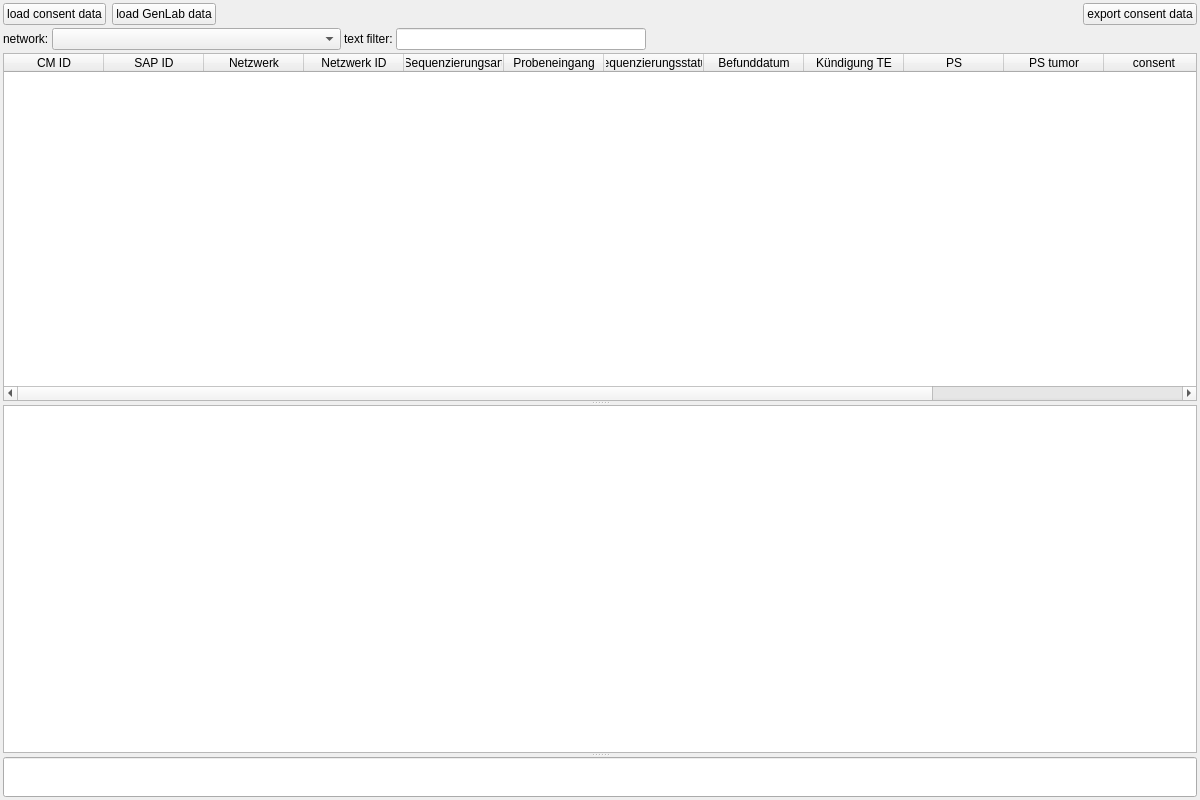
Qt form src/MVHub/MVHub.ui (imgag/ngs-bits) before a commit.
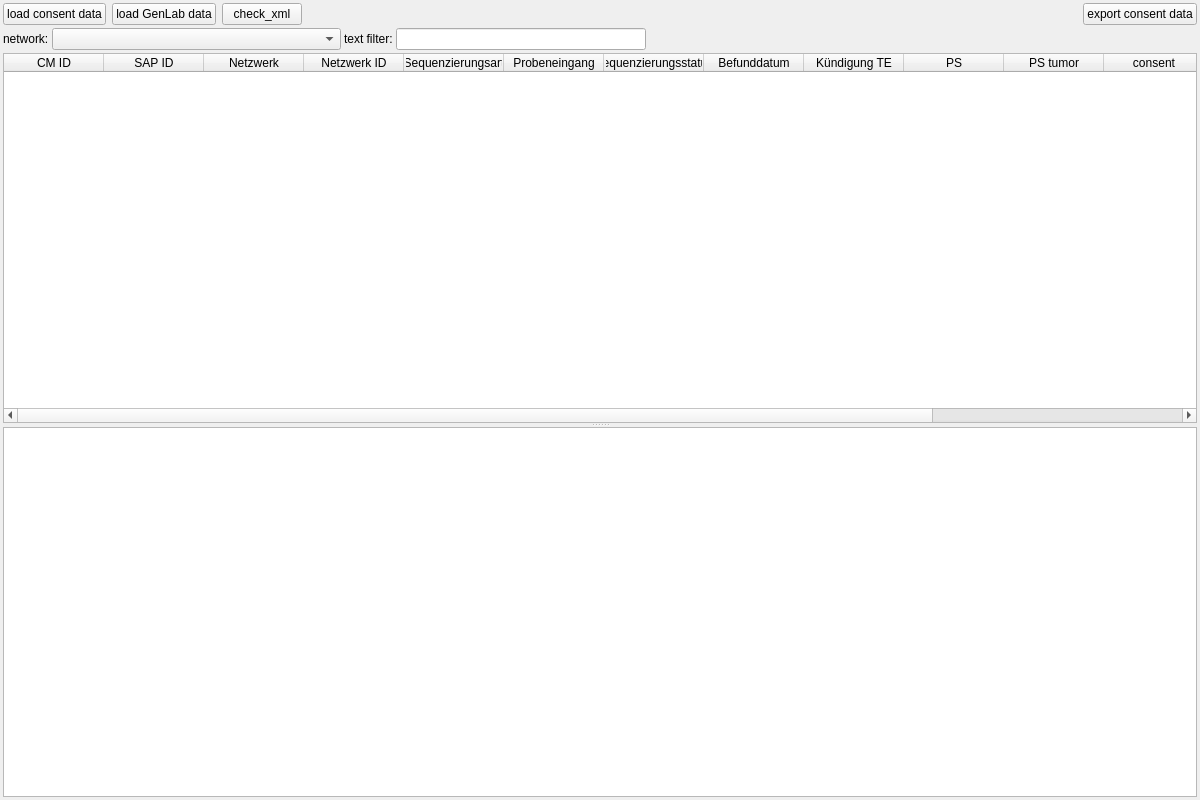
The same form after that commit. Icons and pictures are not drawn.

Commit message: MVHub: using XML for all fields in MVH table

```diff
--- a/src/MVHub/MVHub.ui
+++ b/src/MVHub/MVHub.ui
@@ -62,6 +62,16 @@
         </property>
        </widget>
       </item>
+      <item>
+       <widget class="QPushButton" name="check_xml">
+        <property name="toolTip">
+         <string>&lt;html&gt;&lt;head/&gt;&lt;body&gt;&lt;p&gt;Check XML fields in MVH cases are valid&lt;/p&gt;&lt;/body&gt;&lt;/html&gt;</string>
+        </property>
+        <property name="text">
+         <string>check_xml</string>
+        </property>
+       </widget>
+      </item>
       <item>
        <spacer name="horizontalSpacer_2">
         <property name="orientation">
@@ -262,7 +272,6 @@
        </column>
       </widget>
       <widget class="QPlainTextEdit" name="output"/>
-      <widget class="QLineEdit" name="lineEdit"/>
      </widget>
     </item>
    </layout>
```
The commit also changes 2 other files.
